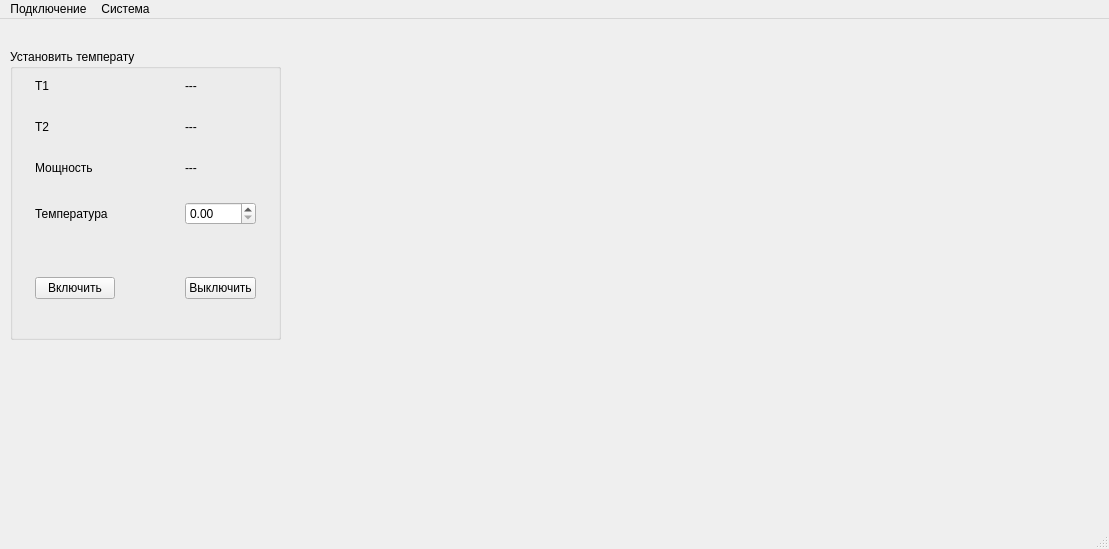
ProElDinh/ChemController, file mainwindow.ui: the form before one commit.
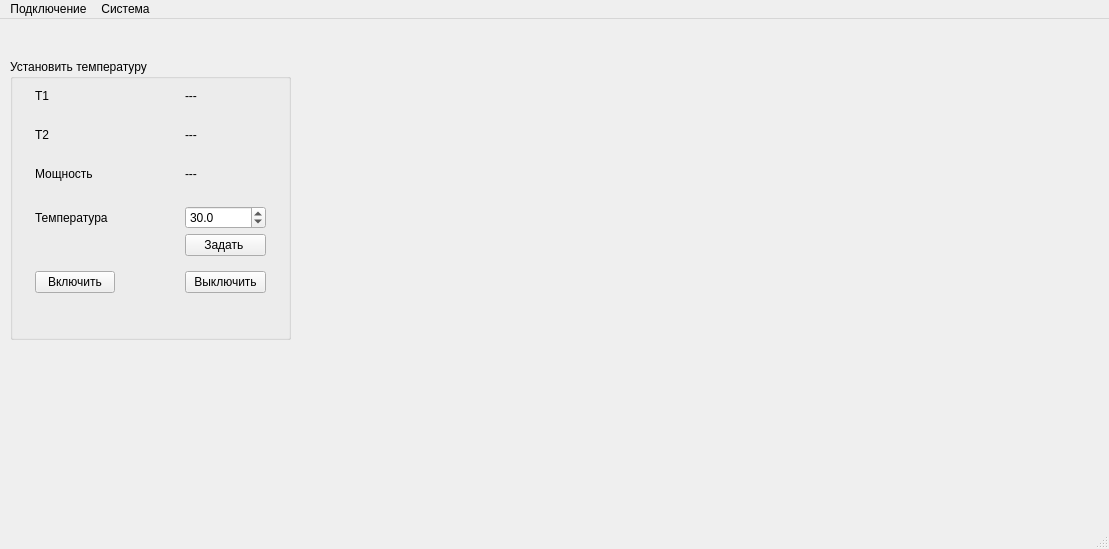
The form after the commit.

```diff
--- a/mainwindow.ui
+++ b/mainwindow.ui
@@ -21,27 +21,36 @@
     <property name="geometry">
      <rect>
       <x>10</x>
-      <y>30</y>
-      <width>271</width>
-      <height>291</height>
+      <y>40</y>
+      <width>281</width>
+      <height>281</height>
      </rect>
     </property>
     <property name="title">
-     <string>Установить температу</string>
+     <string>Установить температуру</string>
+    </property>
+    <property name="flat">
+     <bool>false</bool>
+    </property>
+    <property name="checkable">
+     <bool>false</bool>
     </property>
     <widget class="QWidget" name="formLayoutWidget">
      <property name="geometry">
       <rect>
        <x>0</x>
        <y>20</y>
-       <width>271</width>
-       <height>241</height>
+       <width>281</width>
+       <height>261</height>
       </rect>
      </property>
      <layout class="QFormLayout" name="formLayout">
       <property name="horizontalSpacing">
        <number>70</number>
       </property>
+      <property name="verticalSpacing">
+       <number>5</number>
+      </property>
       <property name="leftMargin">
        <number>25</number>
       </property>
@@ -139,36 +148,66 @@
         </property>
        </widget>
       </item>
-      <item row="6" column="1">
-       <widget class="QDoubleSpinBox" name="set_temp"/>
+      <item row="10" column="0" colspan="2">
+       <spacer name="horizontalSpacer_4">
+        <property name="orientation">
+         <enum>Qt::Horizontal</enum>
+        </property>
+        <property name="sizeHint" stdset="0">
+         <size>
+          <width>20</width>
+          <height>5</height>
+         </size>
+        </property>
+       </spacer>
       </item>
-      <item row="8" column="0">
+      <item row="11" column="0">
        <widget class="QPushButton" name="OnTemp">
         <property name="text">
          <string>Включить</string>
         </property>
        </widget>
       </item>
-      <item row="8" column="1">
+      <item row="11" column="1">
        <widget class="QPushButton" name="offTemp">
         <property name="text">
          <string>Выключить</string>
         </property>
        </widget>
       </item>
-      <item row="7" column="0" colspan="2">
-       <spacer name="horizontalSpacer_4">
+      <item row="12" column="1">
+       <spacer name="verticalSpacer">
         <property name="orientation">
-         <enum>Qt::Horizontal</enum>
+         <enum>Qt::Vertical</enum>
         </property>
         <property name="sizeHint" stdset="0">
          <size>
-          <width>40</width>
-          <height>40</height>
+          <width>20</width>
+          <height>20</height>
          </size>
         </property>
        </spacer>
       </item>
+      <item row="7" column="1">
+       <widget class="QPushButton" name="set_temp">
+        <property name="text">
+         <string>Задать </string>
+        </property>
+       </widget>
+      </item>
+      <item row="6" column="1">
+       <widget class="QDoubleSpinBox" name="set_tempbox">
+        <property name="decimals">
+         <number>1</number>
+        </property>
+        <property name="singleStep">
+         <double>0.100000000000000</double>
+        </property>
+        <property name="value">
+         <double>30.000000000000000</double>
+        </property>
+       </widget>
+      </item>
      </layout>
     </widget>
    </widget>
```
Left out of the diff: 2 changed lines with no effect on the pictures.
